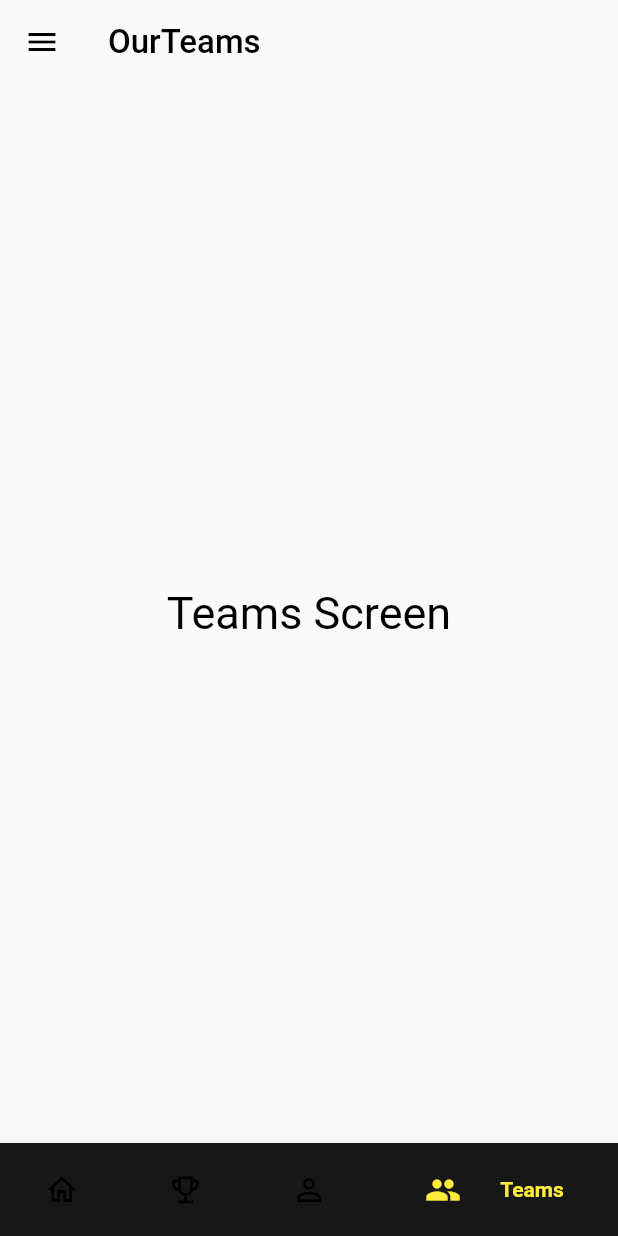
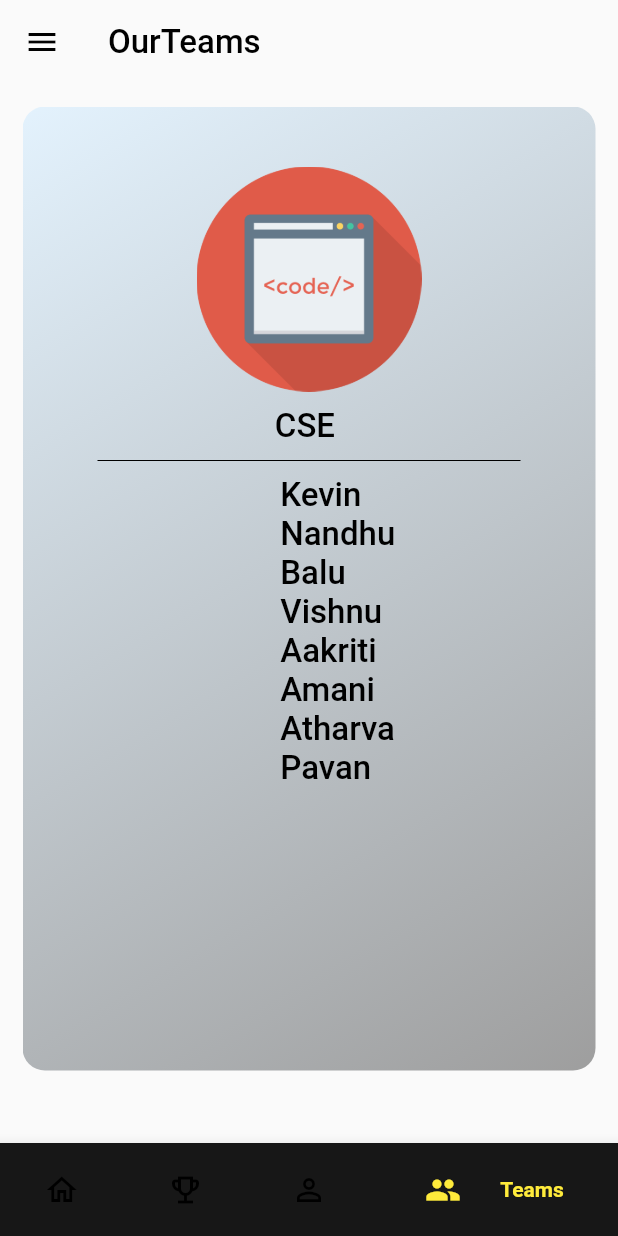
Before and after one commit to baradipavan2017/InfoQuest-2021, a Flutter app: the screen it shows after launch, item 4 of the bottom bar chosen, on a phone screen of 412 x 824 dp. Run offline on Flutter 3.47's test engine with Material 2 defaults, Android fonts, the phone set to English and light mode, and no system bars; drawn by our look-alikes of bubble_bottom_bar, carousel_slider; Roboto replaces fonts that are missing (Montserrat-Bold).

Commit message:
teams screen added and icon changed

```diff
--- /dev/null
+++ b/lib/models/team_data.dart
@@ -0,0 +1,77 @@
+import '../models/team_model.dart';
+
+List<Team> team = [
+  Team(
+    image: "assets/icons/cse.png",
+    title: "CSE ",
+    description: '''
+       Kevin
+       Nandhu
+       Balu
+       Vishnu
+       Aakriti
+       Amani
+       Atharva
+       Pavan
+    ''',
+  ),
+  Team(
+    image: "assets/icons/ece.png",
+    title: "ECE",
+    description: '''
+        Jeshmitha
+        Nitish
+        Sai Babu
+        Nandu
+        Sindhu
+                ''',
+  ),
+  Team(
+    image: "assets/icons/it.png",
+    title: "IT",
+    description: '''
+          Tejesh
+          Narayana
+    ''',
+  ),
+  Team(
+    image: "assets/icons/eee.png",
+    title: "EEE",
+    description: '''
+         Vamshi
+         Chaitanya
+         Preetham
+         Sai Teja
+                ''',
+  ),
+  Team(
+    image: "assets/icons/civil.png",
+    title: "Civil",
+    description: '''
+            Shrikar
+            Tarun
+            Tarun Reddy
+            Sai Chand
+            Vineeth
+                ''',
+  ),
+  Team(
+    image: "assets/icons/mech.png",
+    title: "Mechanical",
+    description: '''
+            Vivek
+            Sandeep
+            Divakar
+            Surender
+                ''',
+  ),
+  Team(
+    image: "assets/icons/ecm.png",
+    title: "ECM",
+    description: '''
+            Goutham
+            Lakshmi Kanth
+            Phani Kiran
+                ''',
+  ),
+];
--- /dev/null
+++ b/lib/models/team_model.dart
@@ -0,0 +1,12 @@
+import 'package:flutter/material.dart';
+
+class Team {
+  final String title;
+  final String description;
+  final String image;
+  Team({
+    @required this.title,
+    @required this.description,
+    @required this.image,
+  });
+}
--- a/lib/screens/guests_screen.dart
+++ b/lib/screens/guests_screen.dart
@@ -22,7 +22,7 @@ class GuestsScreen extends StatelessWidget {
                   gueData.description,
                 )).toList(),
             options: CarouselOptions(
-              autoPlay: true,
+              autoPlay: false,
               height: height,
               enlargeCenterPage: true,
               viewportFraction: 1.0,
--- a/lib/screens/teams_screen.dart
+++ b/lib/screens/teams_screen.dart
@@ -1,15 +1,33 @@
+import 'package:carousel_slider/carousel_slider.dart';
 import 'package:flutter/material.dart';
+import 'package:infoquest_2021_final/widget/team_widget.dart';
+import '../models/team_data.dart';
 
 class TeamsScreen extends StatelessWidget {
   @override
   Widget build(BuildContext context) {
-    return Container(
-      child: Center(
-        child: Text(
-          'Teams Screen',
-          style: TextStyle(color: Colors.black, fontSize: 30),
+    final double height = MediaQuery.of(context).size.height * 0.78;
+    return ListView(
+      children: <Widget>[
+        Padding(
+          padding: const EdgeInsets.all(15.0),
+          child: CarouselSlider(
+              items: team
+                  .map((teData) => TeamCarousel(
+                        title: teData.title,
+                        description: teData.description,
+                        image: teData.image,
+                      ))
+                  .toList(),
+              options: CarouselOptions(
+                autoPlay: true,
+                height: height,
+                aspectRatio: 2 / 5,
+                viewportFraction: 1.0,
+                enlargeCenterPage: true,
+              )),
         ),
-      ),
+      ],
     );
   }
 }
--- /dev/null
+++ b/lib/widget/team_widget.dart
@@ -0,0 +1,55 @@
+import 'package:flutter/material.dart';
+
+class TeamCarousel extends StatelessWidget {
+  final String title;
+  final String description;
+  final String image;
+  TeamCarousel({this.title, this.description, this.image});
+  @override
+  Widget build(BuildContext context) {
+    return Container(
+      decoration: BoxDecoration(
+        gradient: LinearGradient(
+          begin: Alignment.topLeft,
+          end: Alignment.bottomRight,
+          colors: [Colors.blue[50], Colors.grey],
+        ),
+        borderRadius: BorderRadius.circular(15),
+        // border: Border.all(
+        //   width: 2,
+        //   color: Colors.black,
+        // ),
+      ),
+      child: Column(
+        crossAxisAlignment: CrossAxisAlignment.center,
+        mainAxisAlignment: MainAxisAlignment.start,
+        // crossAxisAlignment: CrossAxisAlignment.center,
+        children: <Widget>[
+          SizedBox(
+            height: 40,
+          ),
+          Image.asset(
+            image,
+            height: 150,
+            width: 150,
+          ),
+          SizedBox(height: 10.0),
+          Text(
+            title,
+            style: Theme.of(context).textTheme.headline6,
+          ),
+          Divider(
+            height: 20.0,
+            color: Colors.black,
+            indent: 50.0,
+            endIndent: 50.0,
+          ),
+          Text(
+            description,
+            style: Theme.of(context).textTheme.headline6,
+          ),
+        ],
+      ),
+    );
+  }
+}
--- a/pubspec.yaml
+++ b/pubspec.yaml
@@ -32,9 +32,12 @@ dependencies:
   carousel_slider: ^2.3.1
 
 
+
+
 dev_dependencies:
   flutter_test:
     sdk: flutter
+
 
 # For information on the generic Dart part of this file, see the
 # following page: https://dart.dev/tools/pub/pubspec
@@ -46,6 +49,7 @@ flutter:
   # included with your application, so that you can use the icons in
   # the material Icons class.
   uses-material-design: true
+
 
   # To add assets to your application, add an assets section, like this:
   assets:
@@ -88,6 +92,7 @@ flutter:
   # For details regarding adding assets from package dependencies, see
   # https://flutter.dev/assets-and-images/#from-packages
 
+
   # To add custom fonts to your application, add a fonts section here,
   # in this "flutter" section. Each entry in this list should have a
   # "family" key with the font family name, and a "fonts" key with a
```
Also changed, not shown: assets/icons/info_icon.png (added), pubspec.lock, 5 other files.
